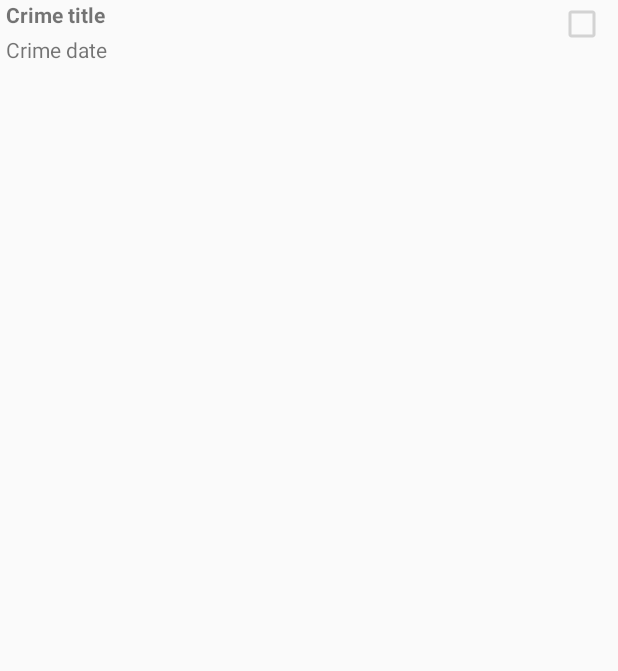
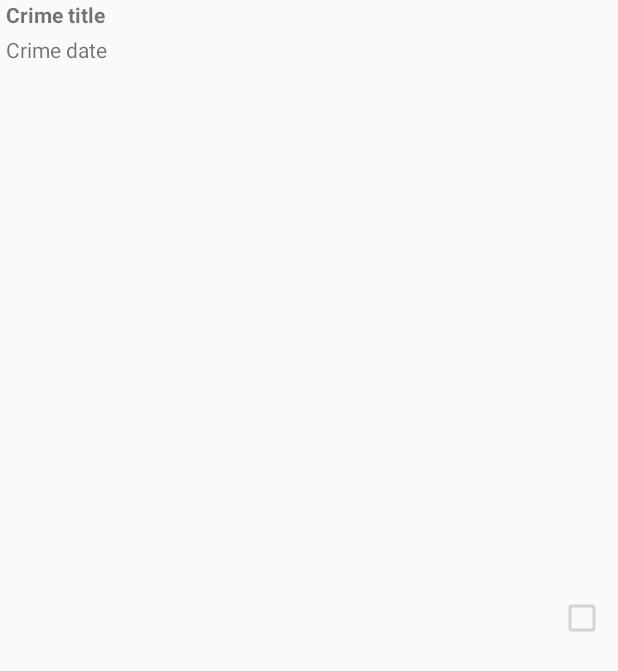
Before and after one commit to nilamop/CriminaIntent, an Android app: the layout list_item_crime.xml on its own in the app's theme, with its tools: preview values and no code run, on a phone screen of 412 x 824 dp. Shown: the top 671 px of the screen. Run offline under Robolectric (Android 15) with nearby library versions, the phone set to English and light mode, and no system bars.

```diff
--- a/app/src/main/res/layout/list_item_crime.xml
+++ b/app/src/main/res/layout/list_item_crime.xml
@@ -5,10 +5,11 @@
     <CheckBox
         android:id="@+id/crime_list_item_solvedCheckBox"
         android:layout_width="wrap_content"
-        android:layout_height="wrap_content"
+        android:layout_height="match_parent"
         android:gravity="center"
         android:layout_alignParentRight="true"
         android:enabled="false"
+        android:focusable="false"
         android:padding="4dp"/>
 
     <TextView
```
Also changed, not shown: app/src/main/java/course/examples/criminaintent/CrimeListFragment.java (+6 -3 lines).
